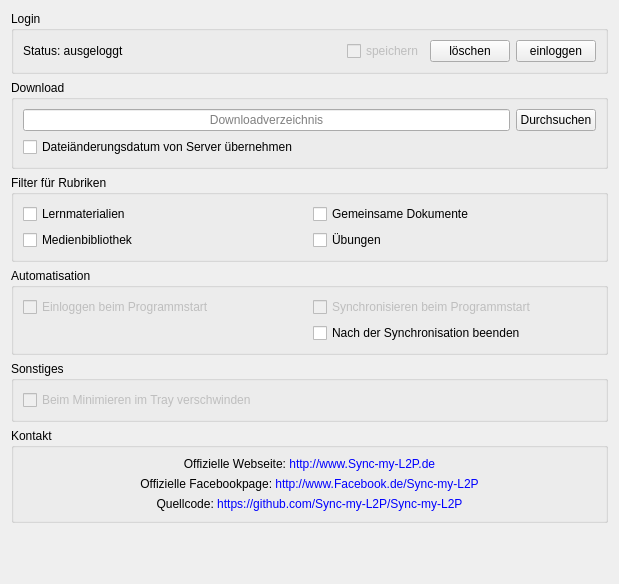
Before: the Qt Designer form options.ui in RobertKrajewski/Sync-my-L2P, drawn with Qt 5.
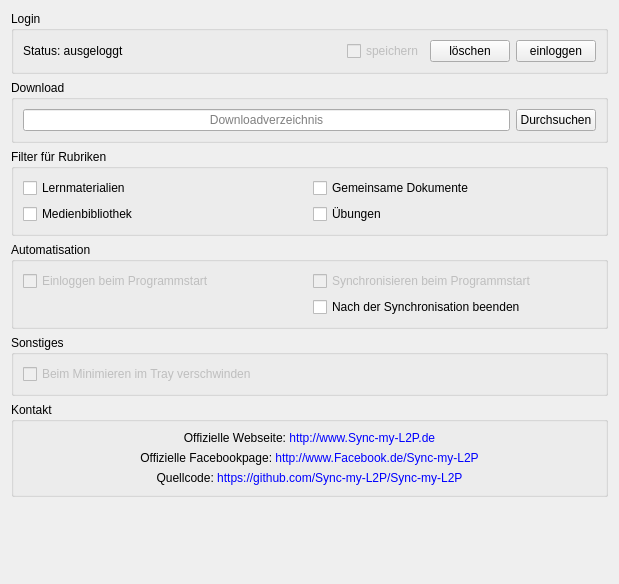
After: the same form once the commit is applied. Icons and pictures are not drawn.

Commit message: Removed option to use original last modified date. Now it is activated permanently

```diff
--- a/options.ui
+++ b/options.ui
@@ -100,16 +100,6 @@
         </property>
        </widget>
       </item>
-      <item row="2" column="0">
-       <widget class="QCheckBox" name="originalModifiedDateCheckBox">
-        <property name="text">
-         <string>Dateiänderungsdatum von Server übernehmen</string>
-        </property>
-        <property name="checked">
-         <bool>false</bool>
-        </property>
-       </widget>
-      </item>
       <item row="0" column="1">
        <widget class="QPushButton" name="downloadFolderPushButton">
         <property name="text">
```
The commit also changes 5 other files.
